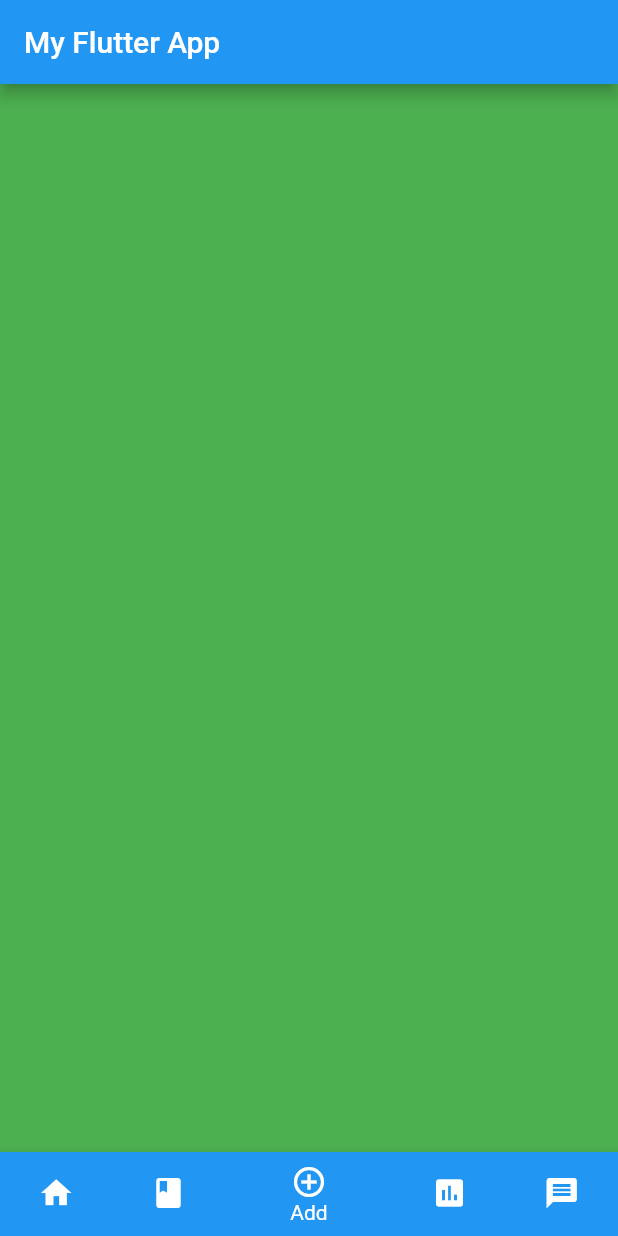
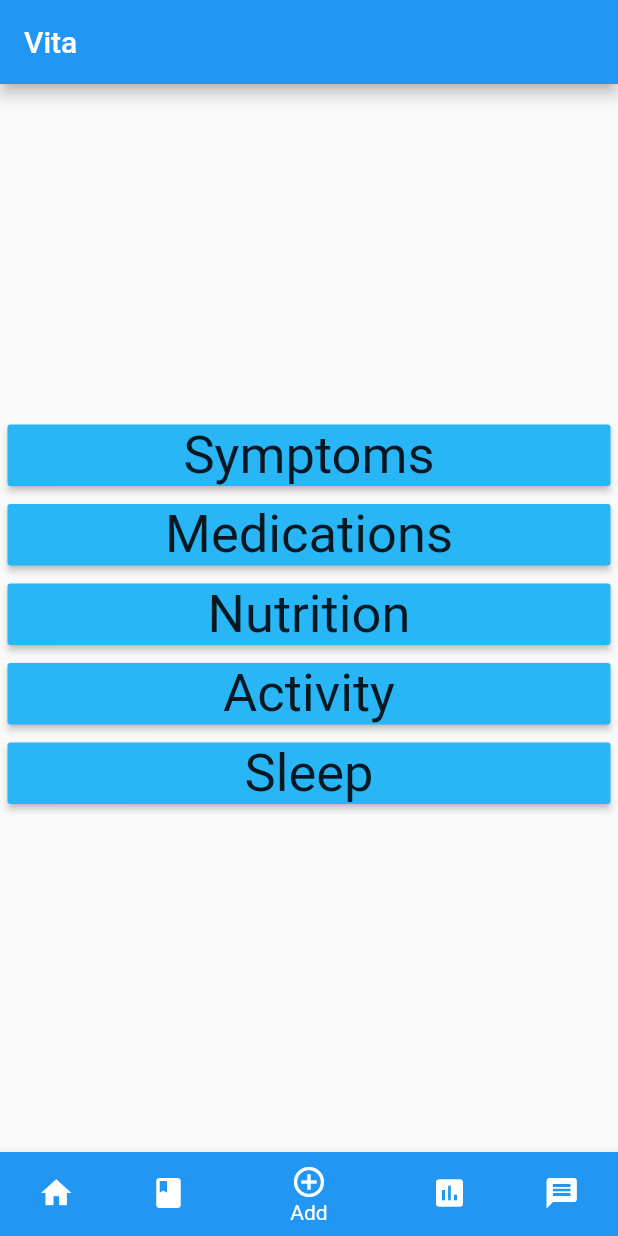
Before and after one commit to RaiMunoz/Cancer_patient_symptom_app, a Flutter app: the screen it shows after launch, item 3 of the bottom bar chosen, on a phone screen of 412 x 824 dp. Run offline on Flutter 3.47's test engine with Material 2 defaults, Android fonts, the phone set to English and light mode, and no system bars.

Commit message:
created Home Setup stuff. Nav and App bars. Diary page, and Moving to new screen when press symptom

```diff
--- a/vita/lib/home_widget.dart
+++ b/vita/lib/home_widget.dart
@@ -13,15 +13,15 @@ class _HomeState extends State<Home> {
   final List<Widget> _children = [
     PlaceholderWidget(Colors.white),
     PlaceholderWidget(Colors.deepOrange),
+    AddInformation(),
     PlaceholderWidget(Colors.green),
     PlaceholderWidget(Colors.purple),
-    PlaceholderWidget(Colors.brown),
   ];
   @override
   Widget build(BuildContext context) {
     return Scaffold(
       appBar: AppBar(
-        title: Text('My Flutter App'),
+        title: Text('Vita'),
       ),
       body: _children[_currentIndex],
       bottomNavigationBar: BottomNavigationBar(
@@ -63,3 +63,81 @@ class _HomeState extends State<Home> {
     });
   }
 }
+
+
+
+class AddInformation extends StatelessWidget {
+  @override
+  Widget build(BuildContext context) {
+    return Container(
+      padding: const EdgeInsets.all(5.0),
+      child: Row(
+        crossAxisAlignment: CrossAxisAlignment.center,
+        children: [
+          Expanded(
+            child: Column(
+              crossAxisAlignment: CrossAxisAlignment.stretch,
+              mainAxisSize: MainAxisSize.max,
+              mainAxisAlignment: MainAxisAlignment.center,
+              children: [
+                Container(
+                    padding: const EdgeInsets.only(bottom: 5.0),
+                    child: RaisedButton(
+                      child: Text("Symptoms",
+                          style: DefaultTextStyle.of(context).style.apply(fontSizeFactor: 2.5)
+                      ),
+                      color: Colors.lightBlue[400],
+                      onPressed: (){Navigator.push(
+                        context, MaterialPageRoute(builder: (context) => new PlaceholderWidget(Colors.purple)),
+                      );
+                      },
+                    )
+                ),
+                Container(
+                    padding: const EdgeInsets.only(bottom: 5.0),
+                    child: RaisedButton(
+                      child: Text("Medications",
+                          style: DefaultTextStyle.of(context).style.apply(fontSizeFactor: 2.5)
+                      ),
+                      color: Colors.lightBlue[400],
+                      onPressed: (){},
+                    )
+                ),
+                Container(
+                    padding: const EdgeInsets.only(bottom: 5.0),
+                    child: RaisedButton(
+                      child: Text("Nutrition",
+                          style: DefaultTextStyle.of(context).style.apply(fontSizeFactor: 2.5)
+                      ),
+                      color: Colors.lightBlue[400],
+                      onPressed: (){},
+                    )
+                ),
+                Container(
+                    padding: const EdgeInsets.only(bottom: 5.0),
+                    child: RaisedButton(
+                      child: Text("Activity",
+                          style: DefaultTextStyle.of(context).style.apply(fontSizeFactor: 2.5)
+                      ),
+                      color: Colors.lightBlue[400],
+                      onPressed: (){},
+                    )
+                ),
+                Container(
+                    padding: const EdgeInsets.only(bottom: 5.0),
+                    child: RaisedButton(
+                      child: Text("Sleep",
+                          style: DefaultTextStyle.of(context).style.apply(fontSizeFactor: 2.5)
+                      ),
+                      color: Colors.lightBlue[400],
+                      onPressed: (){},
+                    )
+                ),
+              ],
+            ),
+          )
+        ],
+      ),
+    );
+  }
+}
--- a/vita/lib/main.dart
+++ b/vita/lib/main.dart
@@ -1,8 +1,12 @@
 import 'package:flutter/material.dart';
 import 'home_widget.dart';
 
-
-void main() => runApp(App());
+void main() {
+  runApp(MaterialApp(
+    home: App(),
+    theme: themeData,
+  ));
+}
 
 final ThemeData themeData = ThemeData(
   canvasColor: Colors.lightBlueAccent,
```
Also changed, not shown: vita/lib/add_information_widget.dart (deleted).
